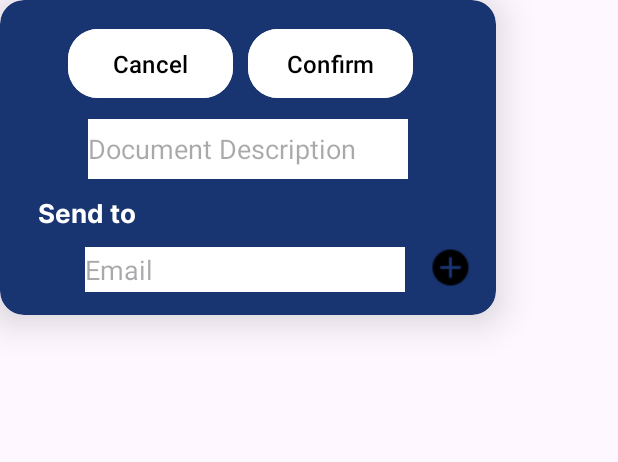
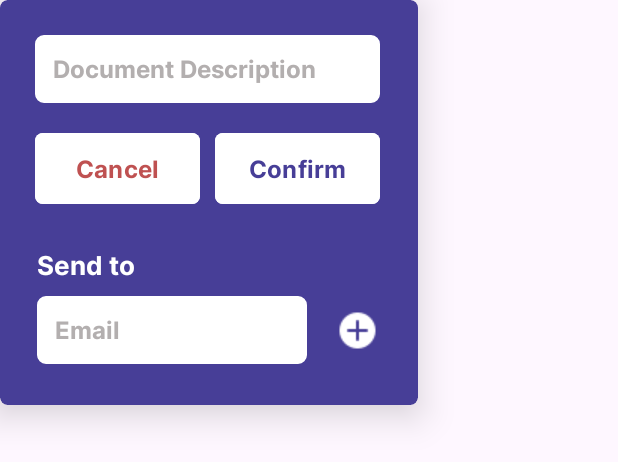
Before and after one commit to DXPOHIHIHI/CipherSTEVEN, an Android app: the layout dialog_send.xml on its own in the app's theme, with its tools: preview values and no code run, on a phone screen of 412 x 824 dp. Shown: the top 462 px of the screen. Run offline under Robolectric (Android 15) with nearby library versions, the phone set to English and light mode, and no system bars; Roboto replaces fonts that are not available here.

Commit message:
Changed send and receive UI

```diff
--- a/app/src/main/java/com/example/cipher/ScanQR.java
+++ b/app/src/main/java/com/example/cipher/ScanQR.java
@@ -19,6 +19,7 @@ import android.widget.TextView;
 import android.widget.Toast;
 
 import androidx.activity.EdgeToEdge;
+import androidx.annotation.ColorInt;
 import androidx.annotation.NonNull;
 import androidx.appcompat.app.AppCompatActivity;
 import androidx.constraintlayout.widget.ConstraintLayout;
@@ -219,6 +220,10 @@ public class ScanQR extends AppCompatActivity {
             newEditText.setHint("Email");
             newEditText.setInputType(InputType.TYPE_TEXT_VARIATION_EMAIL_ADDRESS);
             newEditText.setBackgroundColor(getResources().getColor(android.R.color.white));
+
+            newEditText.setTextColor(getResources().getColor(android.R.color.black));
+            newEditText.setHintTextColor(getResources().getColor(android.R.color.darker_gray));
+
             newEditText.setEms(10);
 
             // Add the new EditText to the ConstraintLayout
--- /dev/null
+++ b/app/src/main/res/drawable/rounded_corner.xml
@@ -0,0 +1,16 @@
+<?xml version="1.0" encoding="utf-8"?>
+<shape xmlns:android="http://schemas.android.com/apk/res/android" >
+    <stroke
+        android:width="1dp"
+        android:color="@color/white" />
+
+    <solid android:color="#ffffff" />
+
+    <padding
+        android:left="1dp"
+        android:right="1dp"
+        android:bottom="1dp"
+        android:top="1dp" />
+
+    <corners android:radius="5dp" />
+</shape>
--- a/app/src/main/res/layout/dialog_send.xml
+++ b/app/src/main/res/layout/dialog_send.xml
@@ -4,67 +4,71 @@
     xmlns:tools="http://schemas.android.com/tools"
     android:layout_width="wrap_content"
     android:layout_height="wrap_content"
-    app:cardBackgroundColor="@color/colorAccent"
-    app:cardCornerRadius="16dp"
+    app:cardBackgroundColor="@color/purple"
+    app:cardCornerRadius="5dp"
     app:cardElevation="15dp">
 
     <androidx.constraintlayout.widget.ConstraintLayout
         android:id="@+id/constraintLayout"
         android:layout_width="match_parent"
-        android:layout_height="match_parent"
+        android:layout_height="270dp"
         android:padding="15dp">
 
         <TextView
             android:id="@+id/scannedID"
             android:layout_width="wrap_content"
             android:layout_height="wrap_content"
-            android:layout_marginStart="10dp"
-            android:layout_marginTop="10dp"
-            android:layout_marginEnd="10dp"
+            android:layout_marginTop="24dp"
             android:fontFamily="@font/interbold"
             android:text="Send to"
             android:textColor="@color/colorPrimary"
             android:textSize="17sp"
-            app:layout_constraintEnd_toEndOf="parent"
-            app:layout_constraintHorizontal_bias="0.0"
-            app:layout_constraintStart_toStartOf="parent"
-            app:layout_constraintTop_toBottomOf="@+id/editTitle" />
+            app:layout_constraintStart_toStartOf="@+id/editEmail"
+            app:layout_constraintTop_toBottomOf="@+id/linearLayout" />
 
         <EditText
+            android:background="@drawable/rounded_corner"
             android:id="@+id/editEmail"
-            android:layout_width="wrap_content"
-            android:layout_height="30dp"
-            android:layout_marginStart="40dp"
-            android:layout_marginTop="10dp"
-            android:background="@color/white"
+            android:layout_width="180dp"
+            android:layout_height="45dp"
+            android:layout_marginTop="8dp"
             android:ems="10"
+            android:fontFamily="@font/interbold"
             android:hint="Email"
             android:inputType="text"
-            app:layout_constraintEnd_toEndOf="parent"
+            android:paddingLeft="12dp"
+            android:paddingRight="12dp"
+            android:textColor="@color/black"
+            android:textColorHint="@color/lightergray"
+            android:textSize="16sp"
+            app:layout_constraintEnd_toEndOf="@+id/editTitle"
             app:layout_constraintHorizontal_bias="0.033"
-            app:layout_constraintStart_toStartOf="parent"
+            app:layout_constraintStart_toStartOf="@+id/editTitle"
             app:layout_constraintTop_toBottomOf="@+id/scannedID" />
 
         <ImageView
             android:id="@+id/plusIcon"
             android:layout_width="wrap_content"
             android:layout_height="wrap_content"
-            android:layout_marginStart="15dp"
-            android:layout_marginTop="44dp"
-            app:layout_constraintEnd_toEndOf="parent"
+            android:layout_marginStart="16dp"
+            android:tint="#FFFFFF"
+            app:layout_constraintBottom_toBottomOf="@+id/editEmail"
+            app:layout_constraintEnd_toEndOf="@+id/editTitle"
             app:layout_constraintHorizontal_bias="1.0"
             app:layout_constraintStart_toEndOf="@+id/editEmail"
-            app:layout_constraintTop_toBottomOf="@+id/editTitle"
+            app:layout_constraintTop_toTopOf="@+id/editEmail"
             app:srcCompat="@drawable/icons8_plus_30" />
 
         <LinearLayout
             android:id="@+id/linearLayout"
             android:layout_width="240dp"
             android:layout_height="wrap_content"
+            android:layout_marginStart="8dp"
+            android:layout_marginTop="16dp"
             android:orientation="horizontal"
             app:layout_constraintEnd_toEndOf="parent"
             app:layout_constraintStart_toStartOf="parent"
-            app:layout_constraintTop_toTopOf="parent">
+            app:layout_constraintTop_toBottomOf="@+id/editTitle">
 
             <com.google.android.material.button.MaterialButton
                 android:id="@+id/cancelBtn"
@@ -73,14 +77,15 @@
                 android:layout_marginEnd="10dp"
                 android:layout_weight="1"
                 android:backgroundTint="@color/white"
+                android:fontFamily="@font/interbold"
                 android:padding="12dp"
                 android:shadowColor="#C8A7A7"
                 android:text="Cancel"
-                android:textColor="@color/black"
+                android:textColor="#BF5151"
                 android:textColorHighlight="#3F51B5"
                 android:textColorLink="#03A9F4"
                 android:textSize="16sp"
-                app:cornerRadius="20dp"
+                app:cornerRadius="5dp"
                 app:strokeColor="@color/black" />
 
             <com.google.android.material.button.MaterialButton
@@ -90,30 +95,40 @@
                 android:layout_marginEnd="10dp"
                 android:layout_weight="1"
                 android:backgroundTint="@color/white"
+                android:fontFamily="@font/interbold"
                 android:padding="12dp"
                 android:shadowColor="#C8A7A7"
                 android:text="Confirm"
-                android:textColor="@color/black"
+                android:textColor="@color/purple"
                 android:textColorHighlight="#3F51B5"
                 android:textColorLink="#03A9F4"
                 android:textSize="16sp"
-                app:cornerRadius="20dp"
+                app:cornerRadius="5dp"
                 app:strokeColor="@color/black" />
         </LinearLayout>
 
         <EditText
+            android:background="@drawable/rounded_corner"
             android:id="@+id/editTitle"
-            android:layout_width="wrap_content"
-            android:layout_height="40dp"
-            android:layout_marginTop="10dp"
-            android:background="@color/white"
+            android:layout_width="0dp"
+            android:layout_height="45dp"
+            android:layout_marginTop="8dp"
+            android:layout_marginEnd="10dp"
+
             android:ems="10"
+            android:fontFamily="@font/interbold"
             android:hint="Document Description"
             android:inputType="textMultiLine"
+            android:maxLines="5"
             android:minLines="1"
-            android:maxLines="5"
-            app:layout_constraintEnd_toEndOf="parent"
-            app:layout_constraintStart_toStartOf="parent"
-            app:layout_constraintTop_toBottomOf="@+id/linearLayout" />
+            android:paddingLeft="12dp"
+            android:paddingRight="12dp"
+            android:textColor="@color/black"
+            android:textColorHint="@color/lightergray"
+            android:textSize="16sp"
+            app:layout_constraintEnd_toEndOf="@+id/linearLayout"
+            app:layout_constraintStart_toStartOf="@+id/linearLayout"
+            app:layout_constraintTop_toTopOf="parent" />
     </androidx.constraintlayout.widget.ConstraintLayout>
+
 </androidx.cardview.widget.CardView>
--- a/app/src/main/res/layout/login.xml
+++ b/app/src/main/res/layout/login.xml
@@ -66,7 +66,7 @@
 
     <EditText
         android:id="@+id/loginemail"
-        android:layout_width="340dp"
+        android:layout_width="310dp"
         android:layout_height="50dp"
         android:layout_marginStart="15dp"
         android:layout_marginEnd="15dp"
@@ -75,6 +75,7 @@
         android:hint="Email"
         android:inputType="textEmailAddress"
         android:singleLine="true"
+        android:textColor="@color/black"
         app:layout_constraintBottom_toBottomOf="@+id/imageView7"
         app:layout_constraintEnd_toEndOf="parent"
         app:layout_constraintStart_toStartOf="@+id/imageView6"
@@ -144,12 +145,13 @@
 
     <EditText
         android:id="@+id/loginpassword"
-        android:layout_width="340dp"
+        android:layout_width="310dp"
         android:layout_height="50dp"
         android:background="#00FFFFFF"
         android:ems="10"
         android:hint="Password"
         android:inputType="textPassword"
+        android:textColor="@color/black"
         app:layout_constraintBottom_toBottomOf="@+id/imageView6"
         app:layout_constraintEnd_toEndOf="parent"
         app:layout_constraintStart_toStartOf="@+id/imageView6"
--- a/app/src/main/res/layout/scanqr.xml
+++ b/app/src/main/res/layout/scanqr.xml
@@ -87,6 +87,8 @@
         android:layout_marginTop="24dp"
         android:background="@android:drawable/btn_dropdown"
         android:spinnerMode="dialog"
+        android:textColor="@android:color/black"
+        android:fontFamily="@font/interbold"
         app:layout_constraintEnd_toEndOf="@+id/textView27"
         app:layout_constraintStart_toStartOf="@+id/textView27"
         app:layout_constraintTop_toBottomOf="@+id/textView27" />
@@ -95,7 +97,10 @@
         android:id="@+id/scanTxt"
         android:layout_width="wrap_content"
         android:layout_height="wrap_content"
+        android:fontFamily="@font/sfbold"
         android:text="TextView"
+        android:textColor="@color/gray"
+        android:textColorHint="@color/gray"
         app:layout_constraintBottom_toBottomOf="parent"
         app:layout_constraintEnd_toEndOf="parent"
         app:layout_constraintHorizontal_bias="0.498"
--- a/app/src/main/res/values/colors.xml
+++ b/app/src/main/res/values/colors.xml
@@ -18,4 +18,6 @@
     <color name="yellow">#DAC21F</color>
     <color name="red">#D32F2F</color>
     <color name="gray">#817D7D</color>
+    <color name="lightergray">#FFB3AFAF</color>
+
 </resources>
```
Also changed, not shown: app/src/main/res/layout/dialog_receive.xml (+20 -18 lines), app/src/main/res/layout/profile.xml (+14 -6 lines), app/src/main/res/layout/register.xml (+8 -5 lines).
